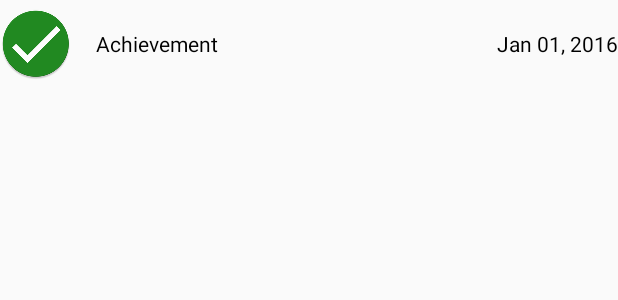
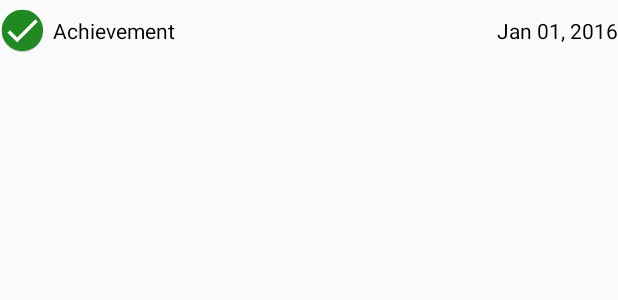
Before and after one commit to mattdietrich/Achieved, an Android app: the layout item_achievement.xml on its own in the app's theme, with its tools: preview values and no code run, on a phone screen of 412 x 824 dp. Shown: the top 300 px of the screen. Run offline under Robolectric (Android 15) with nearby library versions, the phone set to English and light mode, and no system bars.

Commit message:
Don't show keyboard by default, list ui fixes

```diff
--- a/app/src/main/AndroidManifest.xml
+++ b/app/src/main/AndroidManifest.xml
@@ -11,7 +11,8 @@
             android:name=".MainActivity"
             android:configChanges="orientation"
             android:label="@string/app_name"
-            android:screenOrientation="portrait" >
+            android:screenOrientation="portrait"
+            android:windowSoftInputMode="stateHidden" >
             <intent-filter>
                 <action android:name="android.intent.action.MAIN" />
 
--- a/app/src/main/res/layout/item_achievement.xml
+++ b/app/src/main/res/layout/item_achievement.xml
@@ -8,8 +8,8 @@
 
     <ImageView
         android:id="@+id/img_achievement"
-        android:layout_width="wrap_content"
-        android:layout_height="wrap_content"
+        android:layout_width="30dp"
+        android:layout_height="30dp"
         android:src="@drawable/ic_green_check" />
 
     <TextView
@@ -17,8 +17,8 @@
         android:layout_width="wrap_content"
         android:layout_height="wrap_content"
         android:layout_gravity="center_vertical"
-        android:paddingLeft="@dimen/abc_list_item_padding_horizontal_material"
-        android:paddingRight="@dimen/abc_list_item_padding_horizontal_material"
+        android:paddingLeft="5dp"
+        android:paddingRight="5dp"
         android:maxLength="25"
         android:textColor="#000"
         android:text="Achievement"/>
```
